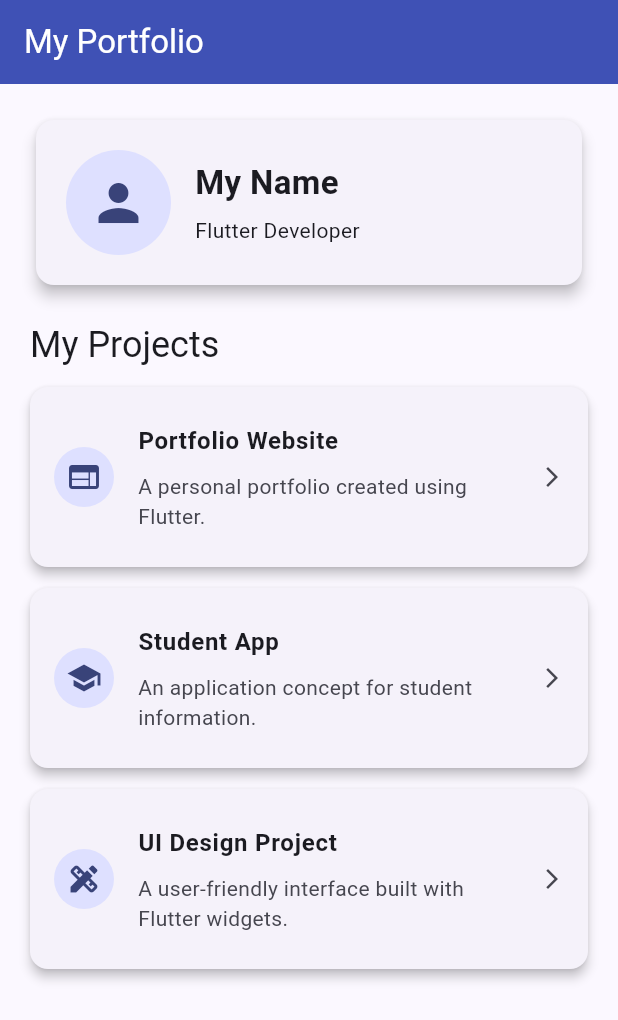
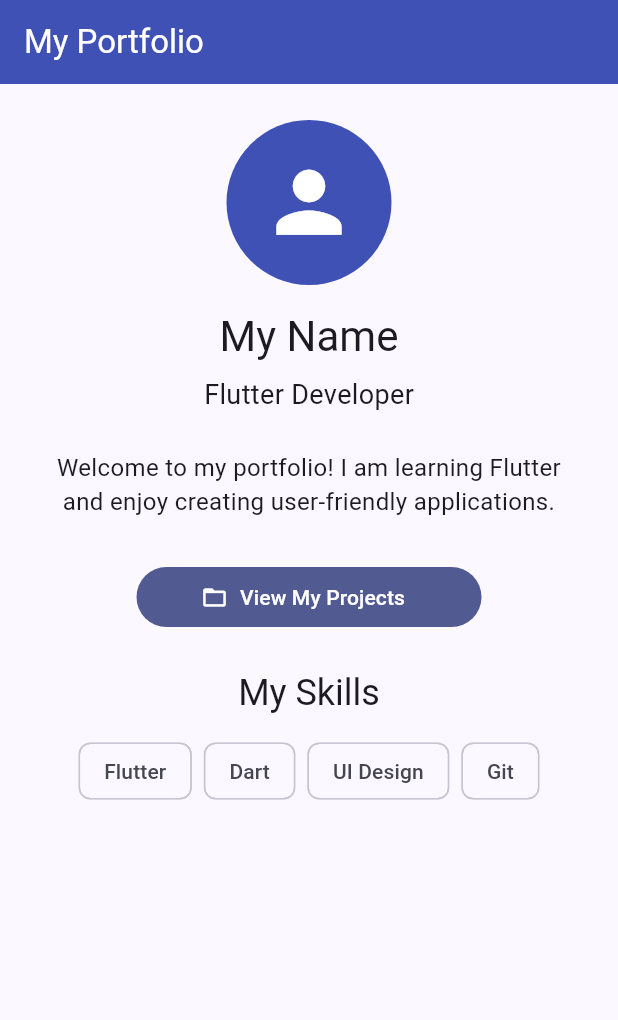
Before and after one commit to Poojithasilivery/My-Portfolio, a Flutter app: the screen it shows after launch, on a phone screen of 412 x 824 dp. Shown: the top 1020 px of the screen. Run offline on Flutter 3.47's test engine with Material 3 defaults, Android fonts, the phone set to English and light mode, and no system bars.

Commit message:
Add navigation to projects screen

```diff
--- a/lib/main.dart
+++ b/lib/main.dart
@@ -24,6 +24,7 @@ class MyPortfolioApp extends StatelessWidget {
   }
 }
 
+// HOME SCREEN
 class PortfolioHomePage extends StatelessWidget {
   const PortfolioHomePage({super.key});
 
@@ -36,37 +37,74 @@ class PortfolioHomePage extends StatelessWidget {
         foregroundColor: Colors.white,
       ),
       body: SingleChildScrollView(
-        padding: const EdgeInsets.all(20),
+        padding: const EdgeInsets.all(24),
         child: Center(
           child: ConstrainedBox(
             constraints: const BoxConstraints(maxWidth: 900),
             child: Column(
-              crossAxisAlignment: CrossAxisAlignment.stretch,
               children: [
-                const ProfileCard(),
-                const SizedBox(height: 20),
+                const CircleAvatar(
+                  radius: 55,
+                  backgroundColor: Colors.indigo,
+                  child: Icon(
+                    Icons.person,
+                    size: 65,
+                    color: Colors.white,
+                  ),
+                ),
+                const SizedBox(height: 16),
                 Text(
-                  'My Projects',
+                  'My Name',
+                  style: Theme.of(context).textTheme.headlineMedium,
+                ),
+                const SizedBox(height: 8),
+                const Text(
+                  'Flutter Developer',
+                  style: TextStyle(fontSize: 18),
+                ),
+                const SizedBox(height: 24),
+                const Text(
+                  'Welcome to my portfolio! I am learning Flutter '
+                  'and enjoy creating user-friendly applications.',
+                  textAlign: TextAlign.center,
+                  style: TextStyle(fontSize: 16),
+                ),
+                const SizedBox(height: 28),
+
+                // NAVIGATION BUTTON
+                SizedBox(
+                  width: 230,
+                  child: FilledButton.icon(
+                    onPressed: () {
+                      Navigator.push(
+                        context,
+                        MaterialPageRoute(
+                          builder: (context) =>
+                              const ProjectsPage(),
+                        ),
+                      );
+                    },
+                    icon: const Icon(Icons.folder_open),
+                    label: const Text('View My Projects'),
+                  ),
+                ),
+
+                const SizedBox(height: 24),
+                Text(
+                  'My Skills',
                   style: Theme.of(context).textTheme.headlineSmall,
                 ),
                 const SizedBox(height: 12),
-                const ProjectCard(
-                  title: 'Portfolio Website',
-                  description:
-                      'A personal portfolio created using Flutter.',
-                  icon: Icons.web,
-                ),
-                const ProjectCard(
-                  title: 'Student App',
-                  description:
-                      'An application concept for student information.',
-                  icon: Icons.school,
-                ),
-                const ProjectCard(
-                  title: 'UI Design Project',
-                  description:
-                      'A user-friendly interface built with Flutter widgets.',
-                  icon: Icons.design_services,
+                const Wrap(
+                  alignment: WrapAlignment.center,
+                  spacing: 8,
+                  runSpacing: 8,
+                  children: [
+                    Chip(label: Text('Flutter')),
+                    Chip(label: Text('Dart')),
+                    Chip(label: Text('UI Design')),
+                    Chip(label: Text('Git')),
+                  ],
                 ),
               ],
             ),
@@ -77,45 +115,46 @@ class PortfolioHomePage extends StatelessWidget {
   }
 }
 
-class ProfileCard extends StatelessWidget {
-  const ProfileCard({super.key});
+// PROJECTS SCREEN
+class ProjectsPage extends StatelessWidget {
+  const ProjectsPage({super.key});
 
   @override
   Widget build(BuildContext context) {
-    return Card(
-      elevation: 4,
-      child: Padding(
-        padding: const EdgeInsets.all(20),
-        child: const Row(
-          children: [
-            CircleAvatar(
-              radius: 35,
-              child: Icon(Icons.person, size: 40),
-            ),
-            SizedBox(width: 16),
-            Expanded(
-              child: Column(
-                crossAxisAlignment: CrossAxisAlignment.start,
-                children: [
-                  Text(
-                    'My Name',
-                    style: TextStyle(
-                      fontSize: 22,
-                      fontWeight: FontWeight.bold,
-                    ),
-                  ),
-                  SizedBox(height: 6),
-                  Text('Flutter Developer'),
-                ],
-              ),
-            ),
-          ],
-        ),
+    return Scaffold(
+      appBar: AppBar(
+        title: const Text('My Projects'),
+        backgroundColor: Colors.indigo,
+        foregroundColor: Colors.white,
+      ),
+      body: ListView(
+        padding: const EdgeInsets.all(16),
+        children: const [
+          ProjectCard(
+            title: 'Portfolio Website',
+            description:
+                'A personal portfolio created using Flutter.',
+            icon: Icons.web,
+          ),
+          ProjectCard(
+            title: 'Student App',
+            description:
+                'An application concept for student information.',
+            icon: Icons.school,
+          ),
+          ProjectCard(
+            title: 'UI Design Project',
+            description:
+                'A user-friendly interface built with Flutter widgets.',
+            icon: Icons.design_services,
+          ),
+        ],
       ),
     );
   }
 }
 
+// REUSABLE PROJECT CARD
 class ProjectCard extends StatelessWidget {
   final String title;
   final String description;
@@ -131,16 +170,22 @@ class ProjectCard extends StatelessWidget {
   @override
   Widget build(BuildContext context) {
     return Card(
-      margin: const EdgeInsets.only(bottom: 14),
       elevation: 3,
+      margin: const EdgeInsets.only(bottom: 16),
       child: ListTile(
         contentPadding: const EdgeInsets.all(16),
         leading: CircleAvatar(
-          child: Icon(icon),
+          backgroundColor: Colors.indigo.shade100,
+          child: Icon(
+            icon,
+            color: Colors.indigo,
+          ),
         ),
         title: Text(
           title,
-          style: const TextStyle(fontWeight: FontWeight.bold),
+          style: const TextStyle(
+            fontWeight: FontWeight.bold,
+          ),
         ),
         subtitle: Padding(
           padding: const EdgeInsets.only(top: 8),
```
